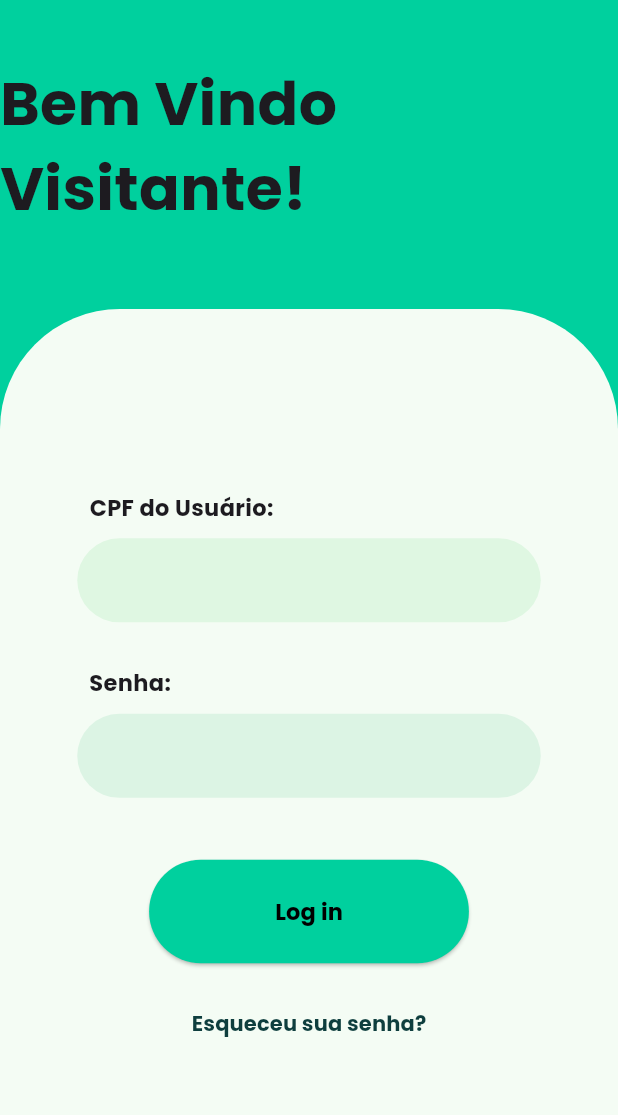
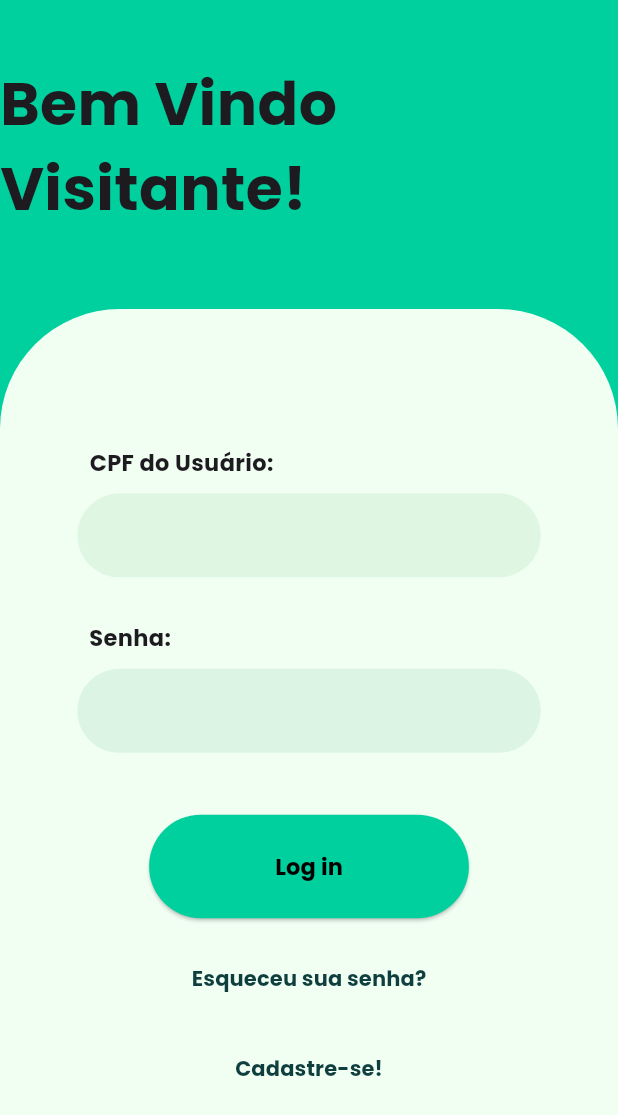
Before and after one commit to guilhermedmd/EMEL---administracao-condominios, a Flutter app: the LoginVisitantePage screen opened directly, after a tap on "Log in", on a phone screen of 412 x 824 dp. Shown: the top 1115 px of the screen. Run offline on Flutter 3.47's test engine with Material 3 defaults, Android fonts, the phone set to English and light mode, and no system bars; our stand-ins replace flutter_dotenv, google_fonts, hive_ce, hive_ce_flutter, supabase_flutter; accounts and stored records are empty; network calls fail.

Commit message:
mudanças visuais na página de navegação e aplicação de funcionalidade no formulário de login de visitante

```diff
--- /dev/null
+++ b/lib/Controllers/visitante_controller.dart
@@ -0,0 +1,14 @@
+import 'package:emel/models/visitante.dart';
+import 'package:emel/service/visitante_service.dart';
+
+class VisitanteController {
+  VisitanteService visitanteService = VisitanteService();
+
+  Future<bool> login(String cpfLogin, String senha)async{
+    Visitante visitante = await visitanteService.validarLoginVisitante(cpfLogin, senha);
+    if(visitante != null){
+      return true;
+    }
+
+  }
+}
--- /dev/null
+++ b/lib/models/visitante.dart
@@ -0,0 +1,28 @@
+class Visitante {
+  int id_visitante;
+  String nome, cpf, email, senha;
+
+  Visitante(
+    this.id_visitante,
+    this.nome,
+    this.cpf,
+    this.email,
+    this.senha
+  );
+  factory Visitante.fromJson(Map<String, dynamic> json){
+    return Visitante(
+      json["id_visitante"],
+      json["nome"],
+      json["cpf"],
+      json["email"],
+      json["senha"]
+      );
+  }
+
+  int get getIdVisitante => id_visitante;
+  String get getNomeVisitante => nome;
+  String get getCpfVisitante => cpf;
+  String get getEmailVisitante => email;
+  String get getSenhaVisitante => senha;
+
+}
--- /dev/null
+++ b/lib/repository/visitante_repository.dart
@@ -0,0 +1,18 @@
+import 'package:emel/core/supabase/supabase_config.dart';
+import 'package:emel/models/visitante.dart';
+import 'package:supabase_flutter/supabase_flutter.dart';
+
+class VisitanteRepository{
+
+final supabase = SupabaseConfig.client;
+
+Future<Visitante> loginVisitante(String cpfLogin, String senhaLogin) async{
+  var response = await supabase.from("visitante").select("id_visitante, nome, cpf, email, senha" ).eq("cpf", cpfLogin).eq("senha", senhaLogin).maybeSingle();
+  if(response == null){
+    throw Exception("ERRO: Visitante não encontrado");
+  }
+  Visitante visitante = Visitante.fromJson(response);
+  return visitante;
+}
+
+}
--- /dev/null
+++ b/lib/service/visitante_service.dart
@@ -0,0 +1,12 @@
+import 'package:emel/models/visitante.dart';
+import 'package:emel/repository/visitante_repository.dart';
+
+class VisitanteService {
+
+  VisitanteRepository visitanteRepository = VisitanteRepository();
+
+  Future<Visitante> validarLoginVisitante(String cpfLogin, String senhaLogin)async {
+    Visitante visitante = await visitanteRepository.loginVisitante(cpfLogin, senhaLogin);
+    return visitante;
+  }
+}
--- a/lib/widgets/default_layout.dart
+++ b/lib/widgets/default_layout.dart
@@ -24,7 +24,7 @@ class Defaultlayout extends StatelessWidget {
           height: alturaTela * (heightConst ?? 0.75),
           width: larguraTela,
           decoration: const BoxDecoration(
-            color: Color(0xFFf4fcf4),
+            color: Color(0xffF1FFF3),
             borderRadius: BorderRadius.only(
               topLeft: Radius.circular(80),
               topRight: Radius.circular(80),
--- a/lib/widgets/form_login_morador.dart
+++ b/lib/widgets/form_login_morador.dart
@@ -15,7 +15,7 @@ class FormLoginMorador extends StatelessWidget{
       try{
         Morador? usuarioValido = await LoginController.verificarUsuario(cpfController, senhaController);
       if(usuarioValido != null){
-        Navigator.push(context, MaterialPageRoute(builder:(context) => NavegacaoPage(nomeUsuario: usuarioValido.nome)));
+        Navigator.push(context, MaterialPageRoute(builder:(context) => NavegacaoPage()));
       }else{
         ScaffoldMessenger.of(context).showSnackBar(
         SnackBar(content: Text("ERRO: login inválido!"))
@@ -149,7 +149,6 @@ class FormLoginMorador extends StatelessWidget{
                         child: Text("Esqueceu sua senha?", style: TextStyle(fontWeight: FontWeight.bold, color: Color(0xff0E3E3E)),),
                       ),
                       ),
-
                     ],
                   ),
                 );
--- a/lib/widgets/form_login_visitante.dart
+++ b/lib/widgets/form_login_visitante.dart
@@ -1,33 +1,36 @@
 import 'package:emel/controllers/login_controller.dart';
+import 'package:emel/controllers/visitante_controller.dart';
 import 'package:emel/models/morador.dart';
+import 'package:emel/models/visitante.dart';
 import 'package:emel/pages/navegacao_page.dart';
 import 'package:flutter/material.dart';
 
 class FormLoginVisitante extends StatelessWidget{
-  static TextEditingController cpfController = TextEditingController();
+  final TextEditingController cpfController = TextEditingController();
   final TextEditingController senhaController = TextEditingController();
+  final VisitanteController _visitanteController = VisitanteController();
 
   Widget build(BuildContext context){
     final laguraTela = MediaQuery.of(context).size.width;
 
-    //  Future<void> login(TextEditingController usuario, TextEditingController password)async{
-    //   print("ENTROU NO LOGIN");
-    //   try{
-    //     Morador? usuarioValido = await LoginController.verificarUsuario(cpfController, senhaController);
-    //   if(usuarioValido != null){
-    //     Navigator.push(context, MaterialPageRoute(builder:(context) => NavegacaoPage(nomeUsuario: usuarioValido.nome)));
-    //   }else{
-    //     ScaffoldMessenger.of(context).showSnackBar(
-    //     SnackBar(content: Text("ERRO: login inválido!"))
-    //     );
-    //   }
-    //   }catch(e, stackTrace) {
-    // print("ERRO CAPTURADO:");
-    // print(e);
-    // print(stackTrace);
-    // }
+     Future<void> login(TextEditingController cpf, TextEditingController senha)async{
+      print("ENTROU NO LOGIN");
+      try{
+        bool visitanteValido = await _visitanteController.login(cpfController.text, senhaController.text);
+      if(visitanteValido){
+        Navigator.push(context, MaterialPageRoute(builder:(context) => NavegacaoPage()));
+      }else{
+        ScaffoldMessenger.of(context).showSnackBar(
+        SnackBar(content: Text("ERRO: login inválido!"))
+        );
+      }
+      }catch(e, stackTrace) {
+    print("ERRO CAPTURADO:");
+    print(e);
+    print(stackTrace);
+    }
 
-    // }
+    }
 
     return Center(
                   child: Column(
@@ -122,7 +125,7 @@ class FormLoginVisitante extends StatelessWidget{
                       ElevatedButton(
                         onPressed: () async{
                           // falta adaptar para o login do visitante tbm
-                          // await login(cpfController, senhaController);
+                          await login(cpfController, senhaController);
                         },
                         style: ElevatedButton.styleFrom(
                           backgroundColor: Color(0xFF00D09E),
@@ -150,7 +153,17 @@ class FormLoginVisitante extends StatelessWidget{
                         child: Text("Esqueceu sua senha?", style: TextStyle(fontWeight: FontWeight.bold, color: Color(0xff0E3E3E)),),
                       ),
                       ),
-
+                      Padding(padding: EdgeInsets.only(top: 20),
+                      child: TextButton(
+                        onPressed: () {},
+                        style: ButtonStyle(
+                          overlayColor: WidgetStateProperty.all(Colors.transparent),
+                          padding: WidgetStateProperty.all(EdgeInsets.zero),
+                          tapTargetSize: MaterialTapTargetSize.shrinkWrap,
+                        ),
+                        child: Text("Cadastre-se!", style: TextStyle(fontWeight: FontWeight.bold, color: Color(0xff0E3E3E)),),
+                      ),
+                      ),
                     ],
                   ),
                 );
```
Also changed, not shown: lib/main.dart (+8 -1 lines), lib/pages/navegacao_page.dart (+46 -23 lines).
